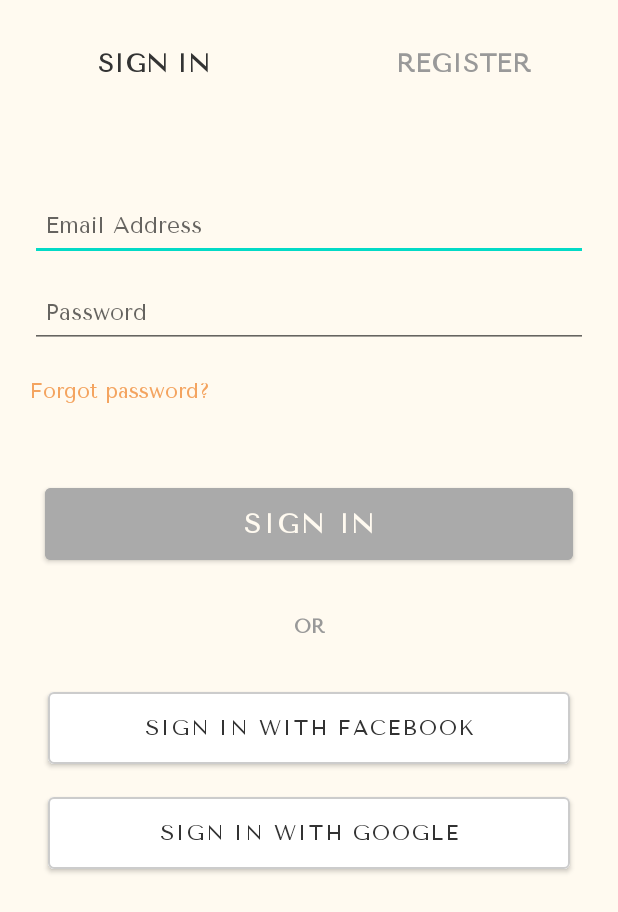
After one commit to NT118-Q11/fashion-frontend, an Android app built with Jetpack Compose: the layout sign_in.xml on its own in the app's theme, with its tools: preview values and no code run, on a phone screen of 412 x 824 dp. The commit adds this screen. Shown: the top 912 px of the screen. Run offline under Robolectric (Android 15) with nearby library versions, the phone set to English and light mode, and no system bars.

Commit message:
Add: SignIn UI

```diff
--- a/app/build.gradle.kts
+++ b/app/build.gradle.kts
@@ -61,5 +61,6 @@ dependencies {
     implementation("com.google.android.material:material:1.12.0")
     implementation("com.squareup.retrofit2:retrofit:2.9.0")
     implementation("com.squareup.retrofit2:converter-gson:2.9.0")
-    implementation("com.squareup.okhttp3:logging-interceptor:4.10.0")
+    implementation("com.squareup.okhttp3:logging-interceptor:5.10.0")
+    implementation("com.google.android.material:material:1.12.0")
 }
--- /dev/null
+++ b/app/src/main/res/drawable/ic_facebook.xml
@@ -0,0 +1,12 @@
+<vector xmlns:android="http://schemas.android.com/apk/res/android"
+    android:width="48dp"
+    android:height="48dp"
+    android:viewportWidth="48"
+    android:viewportHeight="48">
+  <path
+      android:pathData="M35.438,1.5C41.262,5.02 45.982,10.49 48,17C48.805,24.836 49.125,32.619 44,39C39.196,44.045 34.838,47.606 27.73,48.336C19.214,48.43 13.324,48.118 7.035,42.129C0.653,35.225 -0.48,29.798 -0.305,20.445C0.391,12.583 4.048,8.45 9.902,3.445C16.967,-1.422 27.594,-1.976 35.438,1.5Z"
+      android:fillColor="#1877F1"/>
+  <path
+      android:pathData="M35,10C35,11.98 35,13.96 35,16C33.02,16.33 31.04,16.66 29,17C28.67,19.31 28.34,21.62 28,24C29.98,24 31.96,24 34,24C34,26.31 34,28.62 34,31C32.02,31 30.04,31 28,31C28,36.61 28,42.22 28,48C25.36,48 22.72,48 20,48C20,42.39 20,36.78 20,31C18.02,31 16.04,31 14,31C14,28.69 14,26.38 14,24C15.98,24 17.96,24 20,24C19.954,23.408 19.907,22.817 19.859,22.207C19.681,18.311 19.759,15.561 21.313,11.938C25.55,8.882 29.944,9.608 35,10Z"
+      android:fillColor="#F3F8FE"/>
+</vector>
--- /dev/null
+++ b/app/src/main/res/layout/sign_in.xml
@@ -0,0 +1,163 @@
+<?xml version="1.0" encoding="utf-8"?>
+<androidx.constraintlayout.widget.ConstraintLayout xmlns:android="http://schemas.android.com/apk/res/android"
+    xmlns:tools="http://schemas.android.com/tools"
+    android:layout_width="match_parent"
+    android:layout_height="match_parent"
+    xmlns:app="http://schemas.android.com/apk/res-auto"
+    android:background="@color/floral_white">
+
+    <LinearLayout
+        android:id="@+id/tab_layout"
+        android:layout_width="0dp"
+        android:layout_height="86dp"
+        android:layout_marginTop="80dp"
+        android:orientation="horizontal"
+        android:paddingTop="32dp"
+        app:layout_constraintEnd_toEndOf="parent"
+        app:layout_constraintStart_toStartOf="parent"
+        app:layout_constraintTop_toTopOf="parent">
+
+        <!-- Các TextView bên trong không thay đổi -->
+        <TextView
+            android:id="@+id/tv_sign_in"
+            android:layout_width="0dp"
+            android:layout_height="wrap_content"
+            android:layout_weight="1"
+            android:text="SIGN IN"
+            android:fontFamily="@font/tenorsans"
+            android:textAlignment="center"
+            android:textColor="#333333"
+            android:textSize="17sp"
+            android:textStyle="bold" />
+
+        <TextView
+            android:id="@+id/tv_register"
+            android:layout_width="0dp"
+            android:layout_height="wrap_content"
+            android:layout_weight="1"
+            android:text="REGISTER"
+            android:fontFamily="@font/tenorsans"
+            android:textAlignment="center"
+            android:textColor="#999999"
+            android:textSize="17sp"
+            android:textStyle="bold" />
+    </LinearLayout>
+
+    <EditText
+        android:id="@+id/et_email"
+        android:layout_width="0dp"
+        android:layout_height="48dp"
+        android:layout_marginStart="20dp"
+        android:layout_marginEnd="20dp"
+        android:layout_marginTop="40dp"
+        android:hint="Email Address"
+        android:inputType="textEmailAddress"
+        android:textColor="#999999"
+        android:padding="10dp"
+        android:textSize="15sp"
+        android:fontFamily="@font/tenorsans"
+        app:layout_constraintEnd_toEndOf="parent"
+        app:layout_constraintStart_toStartOf="parent"
+        app:layout_constraintTop_toBottomOf="@id/tab_layout" />
+
+    <EditText
+        android:id="@+id/et_password"
+        android:layout_width="0dp"
+        android:layout_height="48dp"
+        android:layout_marginTop="10dp"
+        android:hint="Password"
+        android:inputType="textPassword"
+        android:textColor="#999999"
+        android:fontFamily="@font/tenorsans"
+        android:textSize="15sp"
+        android:padding="10dp"
+        app:layout_constraintEnd_toEndOf="@id/et_email"
+        app:layout_constraintStart_toStartOf="@id/et_email"
+        app:layout_constraintTop_toBottomOf="@id/et_email" />
+
+    <TextView
+        android:id="@+id/forget_password"
+        android:layout_width="wrap_content"
+        android:layout_height="wrap_content"
+        android:layout_marginTop="20dp"
+        android:fontFamily="@font/tenorsans"
+        android:text="Forgot password?"
+        android:textColor="@color/orange"
+        app:layout_constraintStart_toStartOf="@id/et_password"
+        app:layout_constraintTop_toBottomOf="@id/et_password"/>
+
+    <Button
+        android:id="@+id/button_sign_in"
+        android:layout_width="0dp"
+        android:layout_height="60dp"
+        android:layout_marginStart="30dp"
+        android:layout_marginTop="50dp"
+        android:layout_marginEnd="30dp"
+        android:backgroundTint="@color/gray"
+        android:fontFamily="@font/tenorsans"
+        android:text="SIGN IN"
+        android:textColor="@color/floral_white"
+        android:textSize="18dp"
+        android:textStyle="bold"
+        app:layout_constraintEnd_toEndOf="parent"
+        app:layout_constraintStart_toStartOf="parent"
+        app:layout_constraintTop_toBottomOf="@+id/forget_password" /> <!-- SỬA LỖI: Ràng buộc lại vào forget_password -->
+
+    <TextView
+        android:id="@+id/text_or"
+        android:layout_width="wrap_content"
+        android:layout_height="wrap_content"
+        android:layout_marginTop="30dp"
+        android:fontFamily="@font/tenorsans"
+        android:text="OR"
+        android:textColor="#999999"
+        android:textSize="13sp"
+        android:textStyle="bold"
+        app:layout_constraintEnd_toEndOf="@+id/button_sign_in"
+        app:layout_constraintStart_toStartOf="@+id/button_sign_in"
+        app:layout_constraintTop_toBottomOf="@+id/button_sign_in" />
+
+    <com.google.android.material.button.MaterialButton
+        android:id="@+id/button_sign_in_facebook"
+        android:layout_width="0dp"
+        android:layout_height="60dp"
+        android:text="SIGN IN WITH FACEBOOK"
+        android:textColor="#333333"
+        android:backgroundTint="#ffffff"
+        android:layout_marginTop="30dp"
+        android:fontFamily="@font/tenorsans"
+        android:layout_marginStart="32dp"
+        android:layout_marginEnd="32dp"
+        app:strokeColor="#cccccc"
+        app:strokeWidth="1dp"
+        app:icon="@drawable/ic_facebook"
+        app:iconTint="@null"
+        app:iconGravity=""
+        app:layout_constraintTop_toBottomOf="@id/text_or"
+        app:layout_constraintStart_toStartOf="parent"
+        app:layout_constraintEnd_toEndOf="parent"
+        app:iconSize="24dp"/>
+
+    <com.google.android.material.button.MaterialButton
+        android:id="@+id/button_sign_in_google"
+        android:layout_width="0dp"
+        android:layout_height="60dp"
+        android:text="SIGN IN WITH GOOGLE"
+        android:textColor="#333333"
+        android:backgroundTint="#ffffff"
+        android:layout_marginTop="10dp"
+        android:fontFamily="@font/tenorsans"
+        android:layout_marginStart="32dp"
+        android:layout_marginEnd="32dp"
+        app:strokeColor="#cccccc"
+        app:strokeWidth="1dp"
+        app:icon="@drawable/ic_google"
+        app:iconTint="@null"
+        app:iconGravity=""
+        app:layout_constraintTop_toBottomOf="@id/button_sign_in_facebook"
+        app:layout_constraintStart_toStartOf="parent"
+        app:layout_constraintEnd_toEndOf="parent"
+        app:iconSize="24dp"/>
+
+
+</androidx.constraintlayout.widget.ConstraintLayout>
--- a/app/src/main/res/layout/welcome.xml
+++ b/app/src/main/res/layout/welcome.xml
@@ -58,7 +58,7 @@
         android:layout_marginTop="16dp"
         android:fontFamily="@font/tenorsans"
         android:text="OR"
-        android:textColor="@color/black"
+        android:textColor="#999999"
         android:textSize="13sp"
         android:textStyle="bold"
         app:layout_constraintEnd_toEndOf="@+id/button_sign_in"
--- a/app/src/main/res/values/colors.xml
+++ b/app/src/main/res/values/colors.xml
@@ -7,7 +7,8 @@
     <color name="teal_700">#FF018786</color>
     <color name="black">#FF000000</color>
     <color name="white">#FFFFFFFF</color>
-    <color name="yellow_skin">#D5C7B0</color>
+    <color name="yellow_skin">#f5efe5</color>
     <color name="gray">#AAAAAA</color>
     <color name="floral_white">#FFFAF0</color>
+    <color name="orange">#F4A460</color>
 </resources>
--- a/app/src/main/res/values/themes.xml
+++ b/app/src/main/res/values/themes.xml
@@ -1,9 +1,9 @@
 <?xml version="1.0" encoding="utf-8"?>
 <resources>
-    <style name="Theme.FashionApp" parent="Theme.AppCompat.Light.NoActionBar">
-        <!-- Tùy chỉnh thêm nếu muốn -->
+    <style name="Theme.FashionApp" parent="Theme.MaterialComponents.Light.NoActionBar">
         <item name="colorPrimary">@color/purple_500</item>
         <item name="colorPrimaryVariant">@color/purple_700</item>
         <item name="colorOnPrimary">@color/white</item>
+
     </style>
 </resources>
```
Also changed, not shown: app/src/main/res/drawable/ic_google.png (added).
